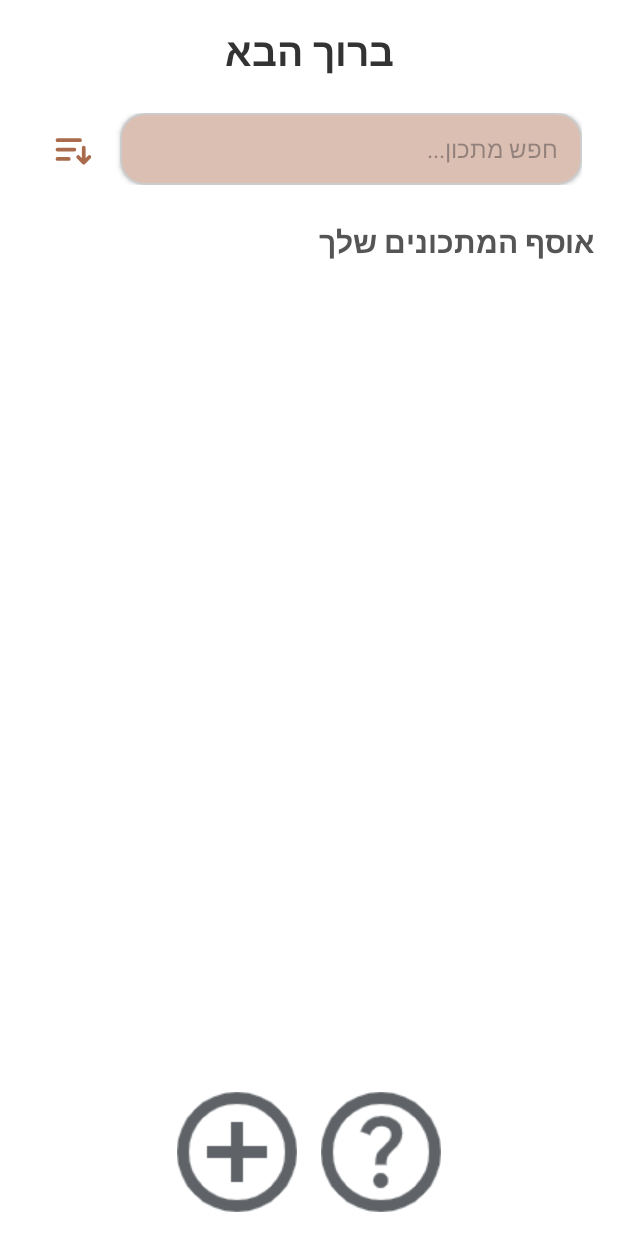
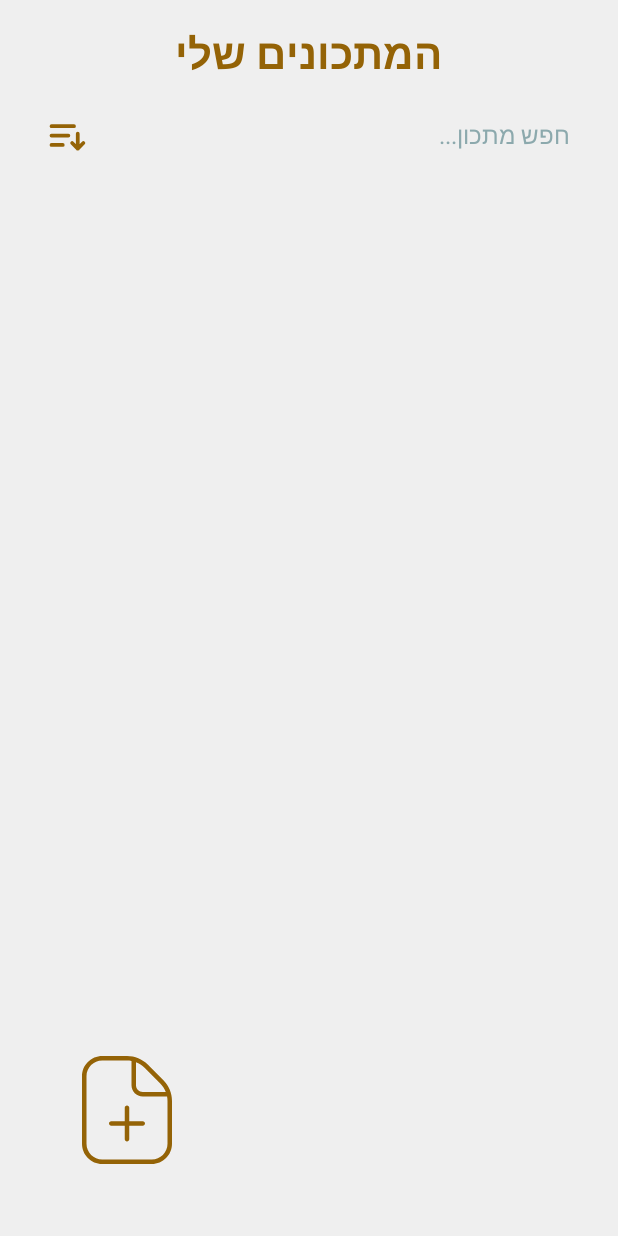
Before and after one commit to yaeltamir/RRP, an Android app: the HomeViewActivity screen opened directly, with no data from a screen before it, on a phone screen of 412 x 824 dp. Run offline under Robolectric (Android 15) with nearby library versions, the light colour scheme and no system bars; our stand-ins replace Firebase (no records; nobody signed in at launch, a user with empty details on screens opened directly).

Commit message:
we have a guide pages!

```diff
--- a/app/src/main/java/com/example/recipereach/CameraTempActivity.java
+++ b/app/src/main/java/com/example/recipereach/CameraTempActivity.java
@@ -31,6 +31,7 @@ import androidx.camera.lifecycle.ProcessCameraProvider;
 import androidx.camera.view.PreviewView;
 import androidx.core.content.ContextCompat;
 
+import com.example.recipereach.activities.GuideActivity;
 import com.google.common.util.concurrent.ListenableFuture;
 import com.google.mediapipe.framework.image.BitmapImageBuilder;
 import com.google.mediapipe.framework.image.MPImage;
@@ -73,7 +74,7 @@ public class CameraTempActivity extends AppCompatActivity {
     private Button startButton, endButton;
     private ScrollView scrollView;
     private TextView recipe;
-    private ImageButton homeButton, editButton, deleteButton;
+    private ImageButton homeButton, editButton, deleteButton, btnOpenGuide;
 
     private boolean initialized = false;
     private ProcessCameraProvider cameraProvider;
@@ -99,6 +100,7 @@ public class CameraTempActivity extends AppCompatActivity {
         deleteButton = findViewById(R.id.deleteButton);
         scrollView = findViewById(R.id.scrollView);
         recipe = findViewById(R.id.receipeText);
+        btnOpenGuide = findViewById(R.id.guideButton);
 
         setFullRecipe();
 
@@ -143,6 +145,15 @@ public class CameraTempActivity extends AppCompatActivity {
             public void onClick(View v) {
 
                 recipe.setText("edit...");
+            }
+        });
+
+        btnOpenGuide.setOnClickListener(new View.OnClickListener() {
+            @Override
+            public void onClick(View v) {
+                Intent intent = new Intent(CameraTempActivity.this, GuideActivity.class);
+                intent.putExtra("USERNAME", username);
+                startActivity(intent);
             }
         });
 
--- a/app/src/main/java/com/example/recipereach/HomeViewActivity.java
+++ b/app/src/main/java/com/example/recipereach/HomeViewActivity.java
@@ -40,7 +40,7 @@ public class HomeViewActivity extends AppCompatActivity {
     //private FloatingActionButton addRecipeButton;
     private EditText searchEditText;
     private TextView noResultsTextView;
-    private ImageButton sortButton,addRecipeButton, btnOpenGuide ;
+    private ImageButton sortButton,addRecipeButton; //, btnOpenGuide ;
     private boolean isSortedAscending = false;
     private  String userid;
 
@@ -61,7 +61,7 @@ public class HomeViewActivity extends AppCompatActivity {
         searchEditText = findViewById(R.id.searchEditText);
         noResultsTextView = findViewById(R.id.noResultsTextView);
         sortButton = findViewById(R.id.sortButton);
-        btnOpenGuide = findViewById(R.id.guideButton);
+        //btnOpenGuide = findViewById(R.id.guideButton);
 
         userid=username;
 
@@ -131,14 +131,14 @@ public class HomeViewActivity extends AppCompatActivity {
 //        });
 
 
-        btnOpenGuide.setOnClickListener(new View.OnClickListener() {
-            @Override
-            public void onClick(View v) {
-                Intent intent = new Intent(HomeViewActivity.this, GuideActivity.class);
-                intent.putExtra("USERNAME", username);
-                startActivity(intent);
-            }
-        });
+//        btnOpenGuide.setOnClickListener(new View.OnClickListener() {
+//            @Override
+//            public void onClick(View v) {
+//                Intent intent = new Intent(HomeViewActivity.this, GuideActivity.class);
+//                intent.putExtra("USERNAME", username);
+//                startActivity(intent);
+//            }
+//        });
 
     }
 
--- /dev/null
+++ b/app/src/main/res/drawable/ic_document.xml
@@ -0,0 +1,9 @@
+<vector xmlns:android="http://schemas.android.com/apk/res/android"
+    android:width="72dp"
+    android:height="72dp"
+    android:viewportWidth="24"
+    android:viewportHeight="24">
+  <path
+      android:fillColor="@color/buttonColor"
+      android:pathData="m16,15c0,0.276 -0.224,0.5 -0.5,0.5h-3v3c0,0.276 -0.224,0.5 -0.5,0.5s-0.5,-0.224 -0.5,-0.5v-3h-3c-0.276,0 -0.5,-0.224 -0.5,-0.5s0.224,-0.5 0.5,-0.5h3v-3c0,-0.276 0.224,-0.5 0.5,-0.5s0.5,0.224 0.5,0.5v3h3c0.276,0 0.5,0.224 0.5,0.5ZM22,9.985v9.515c0,2.481 -2.019,4.5 -4.5,4.5L6.5,24c-2.481,0 -4.5,-2.019 -4.5,-4.5L2,4.5C2,2.019 4.019,0 6.5,0h5.515c1.735,0 3.368,0.676 4.597,1.904l3.484,3.485c1.228,1.227 1.904,2.859 1.904,4.596ZM15.904,2.61c-0.551,-0.55 -1.2,-0.959 -1.904,-1.231v5.12c0,0.827 0.673,1.5 1.5,1.5h5.121c-0.273,-0.704 -0.682,-1.354 -1.232,-1.904l-3.484,-3.485ZM21,9.985c0,-0.335 -0.038,-0.663 -0.096,-0.985h-5.404c-1.379,0 -2.5,-1.122 -2.5,-2.5L13,1.096c-0.323,-0.058 -0.651,-0.096 -0.985,-0.096h-5.515c-1.93,0 -3.5,1.57 -3.5,3.5v15c0,1.93 1.57,3.5 3.5,3.5h11c1.93,0 3.5,-1.57 3.5,-3.5v-9.515Z"/>
+</vector>
--- /dev/null
+++ b/app/src/main/res/drawable/ic_edit.xml
@@ -0,0 +1,7 @@
+<vector xmlns:android="http://schemas.android.com/apk/res/android" android:height="25dp" android:viewportHeight="24" android:viewportWidth="24" android:width="25dp">
+
+    <path android:fillColor="#FF000000" android:pathData="M18.656,0.93 L6.464,13.122A4.966,4.966 0,0 0,5 16.657L5,18a1,1 0,0 0,1 1L7.343,19a4.966,4.966 0,0 0,3.535 -1.464L23.07,5.344a3.125,3.125 0,0 0,0 -4.414A3.194,3.194 0,0 0,18.656 0.93ZM21.656,3.93L9.464,16.122A3.02,3.02 0,0 1,7.343 17L7,17v-0.343a3.02,3.02 0,0 1,0.878 -2.121L20.07,2.344a1.148,1.148 0,0 1,1.586 0A1.123,1.123 0,0 1,21.656 3.93Z"/>
+
+    <path android:fillColor="#FF000000" android:pathData="M23,8.979a1,1 0,0 0,-1 1V15H18a3,3 0,0 0,-3 3v4H5a3,3 0,0 1,-3 -3V5A3,3 0,0 1,5 2h9.042a1,1 0,0 0,0 -2H5A5.006,5.006 0,0 0,0 5V19a5.006,5.006 0,0 0,5 5H16.343a4.968,4.968 0,0 0,3.536 -1.464l2.656,-2.658A4.968,4.968 0,0 0,24 16.343V9.979A1,1 0,0 0,23 8.979ZM18.465,21.122a2.975,2.975 0,0 1,-1.465 0.8V18a1,1 0,0 1,1 -1h3.925a3.016,3.016 0,0 1,-0.8 1.464Z"/>
+
+</vector>
--- /dev/null
+++ b/app/src/main/res/drawable/ic_handbook.xml
@@ -0,0 +1,9 @@
+<vector xmlns:android="http://schemas.android.com/apk/res/android"
+    android:width="24dp"
+    android:height="24dp"
+    android:viewportWidth="25"
+    android:viewportHeight="25">
+  <path
+      android:fillColor="@color/buttonBackground"
+      android:pathData="m22.204,2.162c-1.141,-0.952 -2.634,-1.343 -4.098,-1.081l-3.822,0.695c-0.913,0.167 -1.706,0.634 -2.284,1.289 -0.578,-0.655 -1.371,-1.123 -2.285,-1.289l-3.821,-0.695c-1.461,-0.263 -2.956,0.129 -4.098,1.081 -1.142,0.953 -1.796,2.352 -1.796,3.839v10.792c0,2.417 1.727,4.486 4.106,4.919l6.284,1.143c0.534,0.097 1.072,0.146 1.61,0.146s1.076,-0.048 1.61,-0.146l6.285,-1.143c2.379,-0.433 4.105,-2.502 4.105,-4.919L24,6.001c0,-1.487 -0.655,-2.886 -1.796,-3.839ZM11,20.928c-0.084,-0.012 -0.168,-0.026 -0.252,-0.041l-6.284,-1.143c-1.428,-0.26 -2.464,-1.501 -2.464,-2.952L2,6.001c0,-0.892 0.393,-1.731 1.078,-2.303 0.545,-0.455 1.223,-0.697 1.919,-0.697 0.179,0 0.36,0.016 0.54,0.049l3.821,0.695c0.952,0.173 1.643,1.001 1.643,1.968v15.216ZM22,16.793c0,1.451 -1.036,2.692 -2.463,2.952l-6.284,1.143c-0.084,0.015 -0.168,0.029 -0.252,0.041L13.001,5.712c0,-0.967 0.691,-1.794 1.642,-1.968l3.821,-0.695c0.878,-0.162 1.773,0.077 2.459,0.648 0.685,0.572 1.078,1.411 1.078,2.303v10.792ZM5.5,13v-6c0,-0.552 0.448,-1 1,-1s1,0.448 1,1v6c0,0.552 -0.448,1 -1,1s-1,-0.448 -1,-1ZM8,16.5c0,0.828 -0.672,1.5 -1.5,1.5s-1.5,-0.672 -1.5,-1.5 0.672,-1.5 1.5,-1.5 1.5,0.672 1.5,1.5Z"/>
+</vector>
--- a/app/src/main/res/drawable/search_edittext_background.xml
+++ b/app/src/main/res/drawable/search_edittext_background.xml
@@ -1,7 +1,7 @@
 <?xml version="1.0" encoding="utf-8"?>
 <shape xmlns:android="http://schemas.android.com/apk/res/android">
-    <corners android:radius="16dp"/>
-    <solid android:color="@color/white"/>
-    <stroke android:width="1dp" android:color="@color/gray"/>
+    <corners android:radius="5dp"/>
+    <solid android:color="@color/tcelet"/>
+    <stroke android:width="0dp" android:color="@color/primaryTextColor"/>
     <size android:width="100dp" android:height="100dp"/>
 </shape>
--- a/app/src/main/res/layout/activity_add_recipe.xml
+++ b/app/src/main/res/layout/activity_add_recipe.xml
@@ -32,7 +32,7 @@
 
 
             <TextView
-                android:layout_width="243dp"
+                android:layout_width="248dp"
                 android:layout_height="wrap_content"
                 android:layout_weight="1"
                 android:gravity="center"
--- a/app/src/main/res/layout/activity_camera_temp.xml
+++ b/app/src/main/res/layout/activity_camera_temp.xml
@@ -45,18 +45,31 @@
             android:layout_height="0dp"
             android:layout_weight="2" />
 
+        <!-- כפתור מדריך -->
+        <ImageButton
+            android:id="@+id/guideButton"
+            android:layout_width="0dp"
+            android:layout_height="36dp"
+            android:layout_margin="0dp"
+            android:layout_weight="1"
+            android:contentDescription="מדריך"
+            android:src="@drawable/ic_handbook"
+            android:background="@android:color/transparent"
+            app:layout_constraintBottom_toBottomOf="parent"
+            app:layout_constraintStart_toStartOf="parent" />
+
         <!-- כפתור עריכה -->
         <ImageButton
             android:id="@+id/editButton"
             android:layout_width="0dp"
             android:layout_height="36dp"
-            android:layout_margin="4dp"
+            android:layout_margin="0dp"
             android:layout_weight="1"
             android:background="?attr/selectableItemBackgroundBorderless"
             android:contentDescription="עריכה"
             android:foreground="?attr/selectableItemBackground"
             android:scaleType="centerInside"
-            android:src="@drawable/edit"
+            android:src="@drawable/ic_edit"
             app:tint="@color/buttonBackground" />
 
         <!-- כפתור מחיקת מתכונים -->
@@ -64,7 +77,7 @@
             android:id="@+id/deleteButton"
             android:layout_width="0dp"
             android:layout_height="36dp"
-            android:layout_margin="4dp"
+            android:layout_margin="0dp"
             android:layout_weight="1"
             android:background="?attr/selectableItemBackgroundBorderless"
             android:contentDescription="מחק"
@@ -91,7 +104,8 @@
             android:lineSpacingExtra="4dp"
             android:padding="16dp"
             android:text="@string/long_text"
-            android:textSize="32px" />
+            android:textSize="32px"
+            android:textColor="@color/primaryTextColor"/>
     </ScrollView>
 
     <LinearLayout
--- a/app/src/main/res/layout/home_view_activity.xml
+++ b/app/src/main/res/layout/home_view_activity.xml
@@ -6,34 +6,30 @@
     android:layout_width="match_parent"
     android:layout_height="match_parent"
     android:padding="16dp"
-    android:background="#FFFFFF"
+    android:background="@color/afor"
     android:layoutDirection="rtl"
     android:gravity="end"
     tools:context=".HomeViewActivity">
 
-    <!-- כותרת "ברוך הבא" -->
+    <!-- כותרת "המתכונים שלי" -->
     <TextView
         android:id="@+id/welcomeTextView"
         android:layout_width="wrap_content"
         android:layout_height="wrap_content"
-        android:text="ברוך הבא"
-        android:textSize="26sp"
-        android:textColor="#333333"
+        android:text="המתכונים שלי"
+        android:textSize="28sp"
+        android:textColor="@color/buttonColor"
         android:textStyle="bold"
         android:gravity="center"
         app:layout_constraintTop_toTopOf="parent"
         app:layout_constraintStart_toStartOf="parent"
         app:layout_constraintEnd_toEndOf="parent" />
 
-    <!-- שורת החיפוש והמיון -->
-    <LinearLayout
+    <FrameLayout
         android:id="@+id/searchContainer"
         android:layout_width="0dp"
-        android:layout_height="wrap_content"
-        android:orientation="horizontal"
-        android:gravity="center_vertical"
-        android:layout_marginTop="16dp"
-        android:padding="8dp"
+        android:layout_height="48dp"
+        android:layout_marginTop="12dp"
         app:layout_constraintTop_toBottomOf="@id/welcomeTextView"
         app:layout_constraintStart_toStartOf="parent"
         app:layout_constraintEnd_toEndOf="parent">
@@ -41,41 +37,44 @@
         <!-- שדה חיפוש -->
         <EditText
             android:id="@+id/searchEditText"
-            android:layout_width="0dp"
-            android:layout_height="48dp"
-            android:layout_weight="1"
-            android:background="@drawable/search_edittext_background"
+            android:layout_width="match_parent"
+            android:layout_height="match_parent"
+            android:background="@color/afor"
             android:hint="חפש מתכון..."
             android:inputType="text"
             android:paddingStart="16dp"
-            android:paddingEnd="16dp"
+            android:paddingEnd="56dp"
             android:textSize="16sp"
+            android:textColor="@color/buttonColor"
+            android:textColorHint="@color/tcelet"
             android:elevation="2dp" />
 
         <!-- כפתור מיון -->
         <ImageButton
             android:id="@+id/sortButton"
-            android:layout_width="48dp"
-            android:layout_height="48dp"
+            android:layout_width="40dp"
+            android:layout_height="40dp"
+            android:layout_gravity="end|center_vertical"
+            android:layout_marginEnd="8dp"
+            android:background="@android:color/transparent"
             android:contentDescription="מיין מתכונים"
-            android:src="@drawable/ic_sort"
-            android:background="?attr/selectableItemBackgroundBorderless"
-            android:layout_marginStart="8dp"
-            android:elevation="2dp" />
-    </LinearLayout>
+            android:elevation="2dp"
+            android:src="@drawable/ic_sort" />
+    </FrameLayout>
 
-    <!-- כותרת רשימת המתכונים -->
+
+    <!-- כותרת רשימת המתכונים
     <TextView
         android:id="@+id/recipesTitleTextView"
         android:layout_width="wrap_content"
         android:layout_height="wrap_content"
         android:layout_marginTop="16dp"
         android:text="אוסף המתכונים שלך"
-        android:textColor="#555555"
+        android:textColor="@color/primaryTextColor"
         android:textSize="20sp"
         android:textStyle="bold"
         app:layout_constraintTop_toBottomOf="@id/searchContainer"
-        app:layout_constraintStart_toStartOf="parent" />
+        app:layout_constraintStart_toStartOf="parent" />-->
 
     <!-- הודעה כאשר אין תוצאות -->
     <TextView
@@ -86,7 +85,7 @@
         android:padding="16dp"
         android:text="לא נמצאו תוצאות"
         android:textSize="18sp"
-        android:textColor="#AAAAAA"
+        android:textColor="@color/tcelet"
         android:visibility="gone"
         app:layout_constraintTop_toTopOf="@+id/recipesRecyclerView"
         app:layout_constraintBottom_toBottomOf="@+id/recipesRecyclerView"
@@ -94,46 +93,48 @@
         app:layout_constraintEnd_toEndOf="@+id/recipesRecyclerView" />
 
     <!-- רשימת המתכונים -->
+
+    <!-- כפתור הוספת מתכון -->
+
     <androidx.recyclerview.widget.RecyclerView
         android:id="@+id/recipesRecyclerView"
-        android:layout_width="0dp"
-        android:layout_height="0dp"
+        android:layout_width="375dp"
+        android:layout_height="573dp"
+        android:layout_marginTop="8dp"
+        android:background="@color/afor"
         android:padding="8dp"
         android:scrollbars="vertical"
-        app:layout_constraintTop_toBottomOf="@id/recipesTitleTextView"
-        app:layout_constraintBottom_toTopOf="@id/actionButtonsContainer"
+        app:layout_constraintBottom_toBottomOf="parent"
+        app:layout_constraintEnd_toEndOf="parent"
+        app:layout_constraintHorizontal_bias="0.0"
         app:layout_constraintStart_toStartOf="parent"
-        app:layout_constraintEnd_toEndOf="parent" />
+        app:layout_constraintTop_toBottomOf="@id/searchContainer"
+        app:layout_constraintVertical_bias="0.0" />
 
-    <!-- כפתורי פעולה -->
-    <LinearLayout
-        android:id="@+id/actionButtonsContainer"
-        android:layout_width="match_parent"
-        android:layout_height="wrap_content"
-        android:orientation="horizontal"
-        android:gravity="center"
-        android:paddingTop="16dp"
+    <ImageButton
+        android:id="@+id/addRecipeButton"
+        android:layout_width="72dp"
+        android:layout_height="72dp"
+        android:layout_marginStart="275dp"
+        android:layout_marginBottom="32dp"
+        android:background="@android:color/transparent"
+        android:contentDescription="הוסף מתכון"
+        android:src="@drawable/ic_document"
+        android:translationZ="8dp"
         app:layout_constraintBottom_toBottomOf="parent"
-        app:layout_constraintStart_toStartOf="parent"
-        app:layout_constraintEnd_toEndOf="parent">
+        app:layout_constraintStart_toStartOf="parent" />
 
-        <!-- כפתור מדריך -->
-        <ImageButton
-            android:id="@+id/guideButton"
-            android:layout_width="80dp"
-            android:layout_height="80dp"
-            android:layout_marginEnd="16dp"
-            android:src="@drawable/help"
-            android:contentDescription="מדריך"
-            android:background="?attr/selectableItemBackgroundBorderless" />
 
-        <!-- כפתור הוספת מתכון -->
-        <ImageButton
-            android:id="@+id/addRecipeButton"
-            android:layout_width="80dp"
-            android:layout_height="80dp"
-            android:src="@drawable/add_circle"
-            android:contentDescription="הוסף מתכון"
-            android:background="?attr/selectableItemBackgroundBorderless" />
-    </LinearLayout>
+    <!-- כפתור מדריך
+    <ImageButton
+        android:id="@+id/guideButton"
+        android:layout_width="40dp"
+        android:layout_height="50dp"
+        android:layout_marginBottom="0dp"
+        android:contentDescription="מדריך"
+        android:src="@drawable/ic_handbook"
+        android:background="@android:color/transparent"
+        app:layout_constraintBottom_toBottomOf="parent"
+        app:layout_constraintStart_toStartOf="parent" />
+-->
 </androidx.constraintlayout.widget.ConstraintLayout>
--- a/app/src/main/res/layout/item_recipe.xml
+++ b/app/src/main/res/layout/item_recipe.xml
@@ -14,8 +14,8 @@
         android:layout_width="wrap_content"
         android:layout_height="wrap_content"
         android:textSize="18sp"
-        android:textStyle="bold"
+        android:textStyle="normal"
         android:gravity="center"
-        android:textColor="@android:color/black" />
+        android:textColor="@color/afor" />
 
 </LinearLayout>
--- a/app/src/main/res/values/colors.xml
+++ b/app/src/main/res/values/colors.xml
@@ -1,72 +1,58 @@
 <?xml version="1.0" encoding="utf-8"?>
 <resources>
     <color name="black">#FF000000</color>
-    <color name="white">#DABFB2</color>
     <color name="purple_500">#6200EE</color>
     <color name="gray">#CCCCCC</color>
     <color name="orange">#FF9800</color>
     <color name="primary_text">#000000</color>
     <color name="secondary_text">#666666</color>
     <color name="card_background">#FFFFFF</color>
-
     <color name="background">#FCEFE8</color>
     <color name="textColor">#bcbab6</color>
-    <!-- colors.xml -->
-    <color name="buttonBackground">#97afaf</color>
-    <color name="buttonColor">#A96B4C</color>
     <color name="buttonTextColor">#FFFFFF</color>
     <color name="errorText">#DC6D31</color>
     <color name="primaryBackground">#D9D9D8</color>
-    <color name="primaryTextColor">#be8169</color>
     <color name="errorColor">#52230A</color>
     <color name="tmp">#be8169</color>
-
-
         <color name="colorWhite">#FFFFFF</color>
         <color name="colorBlack">#000000</color>
         <color name="colorGrayLight">#F5F5F5</color>
         <color name="colorGrayDark">#4B4B4B</color>
-
-
         <color name="colorBeige">#F5F5DC</color>
         <color name="colorTan">#D2B48C</color>
         <color name="colorBrownLight">#A0522D</color>
         <color name="colorBrownDark">#654321</color>
-
-
         <color name="colorPastelPink">#FFC4D6</color>
         <color name="colorPastelGreen">#C8E7D3</color>
         <color name="colorPastelYellow">#FFF1C1</color>
         <color name="colorPastelBlue">#B5EAEA</color>
-
         <color name="colorAccentRed">#E63946</color>
         <color name="colorAccentBlue">#1D3557</color>
         <color name="colorAccentGreen">#2A9D8F</color>
         <color name="colorAccentYellow">#F4A261</color>
-
     <!-- צבעים עיקריים -->
     <color name="primary_green">#A8D5BA</color> <!-- ירוק מנטה -->
     <color name="primary_orange">#F9A825</color> <!-- כתום עדין -->
     <color name="primary_cream">#FFF5E1</color> <!-- קרם -->
     <color name="primary_white">#FFFFFF</color> <!-- לבן -->
-
     <!-- צבעים משניים -->
     <color name="accent_yellow">#FFD54F</color> <!-- צהוב עדין -->
     <color name="accent_pink">#F8BBD0</color> <!-- ורוד פסטל -->
     <color name="accent_blue">#B3E5FC</color> <!-- כחול בהיר -->
-
     <!-- צבעים טקסטואליים -->
     <color name="text_primary">#333333</color> <!-- טקסט כהה -->
     <color name="text_secondary">#757575</color> <!-- טקסט משני -->
-
-    <!-- <color name="primaryBackground">#FFFFFF</color> - רקע לבן -->
-    <!--<color name="primaryTextColor">#333333</color> - טקסט כהה-->
     <color name="secondaryTextColor">#999999</color> <!-- טקסט חלש -->
     <color name="primaryIconColor">#6200EE</color> <!-- צבע האייקון -->
-    <!--<color name="buttonBackground">#03DAC5</color>  רקע כפתור -->
 
 
 
-
+    <color name="buttonColor">#946306</color>
+    <color name="primaryTextColor">#227c9d</color>
+    <color name="buttonBackground">#97afaf</color>
+    <color name="shaov">#ffcb77</color>
+    <color name="tcelet">#8ca9ad</color>
+    <color name="white">#FFFFFF</color>
+    <color name="afor">#efefef</color>
 
 </resources>
```
Also changed, not shown: app/src/main/res/drawable/info.png (added), app/src/main/res/drawable/postadd.png (added).
